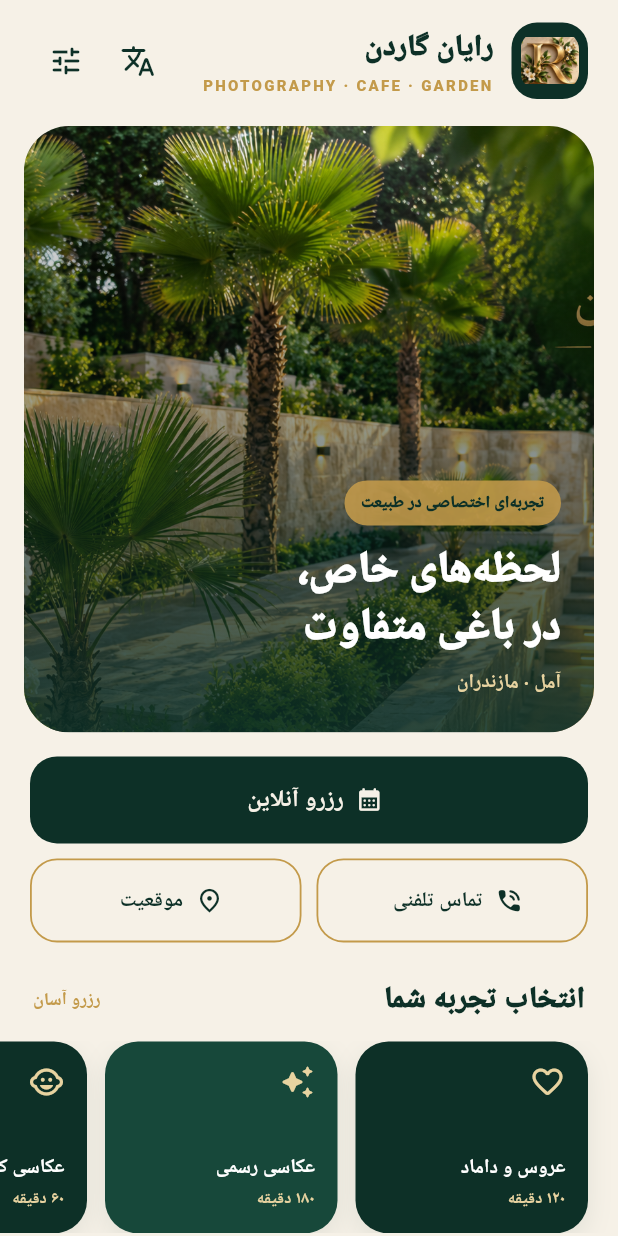
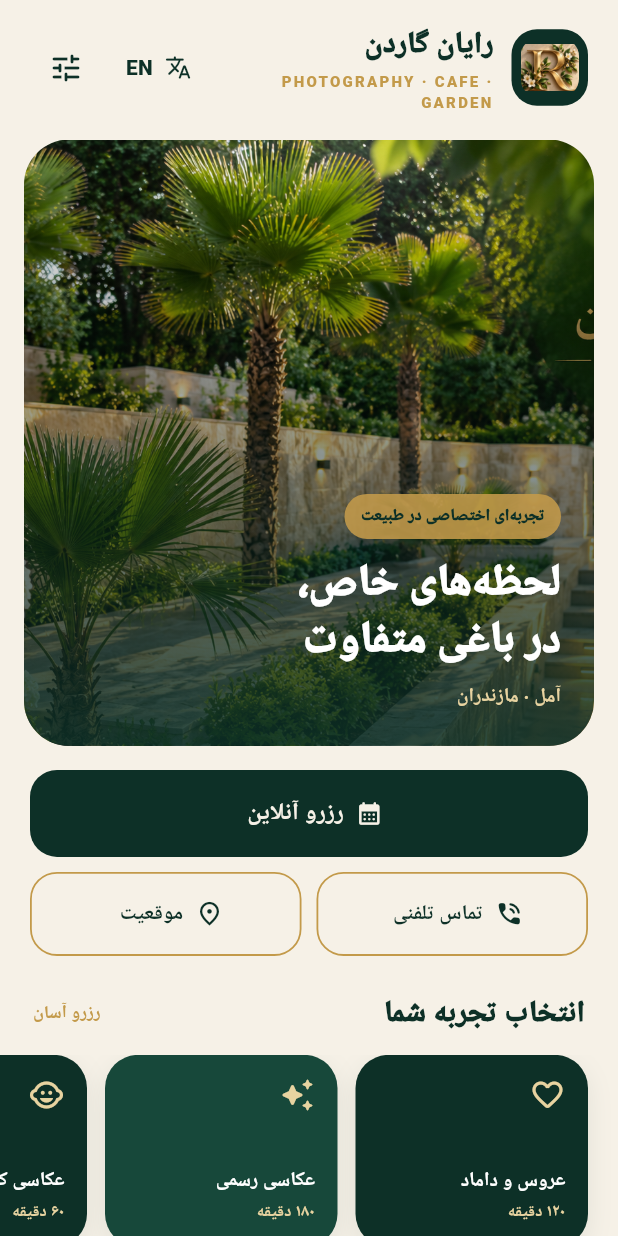
Before and after one commit to rayanmazloumir-cell/rayan-garden-app, a Flutter app: the screen it shows after launch, on a phone screen of 412 x 824 dp. Run offline on Flutter 3.47's test engine with Material 3 defaults, Android fonts, the phone set to English and light mode, and no system bars; Roboto replaces fonts that are missing (sans).

Commit message:
Keep visible language switch in redesigned header

```diff
--- a/lib/screens/home/home_screen.dart
+++ b/lib/screens/home/home_screen.dart
@@ -43,7 +43,7 @@ class _TopBar extends StatelessWidget {
           Container(width: 51, height: 51, padding: const EdgeInsets.all(6), decoration: BoxDecoration(color: AppColors.darkGreen, borderRadius: BorderRadius.circular(17)), child: ClipRRect(borderRadius: BorderRadius.circular(12), child: Image.asset('assets/images/rayan_garden_logo.jpg', fit: BoxFit.contain))),
           const SizedBox(width: 12),
           Expanded(child: Column(crossAxisAlignment: CrossAxisAlignment.start, children: [Text(state.tr('app_name'), style: const TextStyle(color: AppColors.darkGreen, fontSize: 20, fontWeight: FontWeight.w900)), const SizedBox(height: 2), Text(state.tr('home_overline'), style: const TextStyle(color: AppColors.gold, fontSize: 10, letterSpacing: 1.5, fontWeight: FontWeight.w800))])),
-          IconButton(onPressed: state.toggleLanguage, tooltip: state.tr('lang_switch'), icon: const Icon(Icons.translate_rounded, color: AppColors.darkGreen)),
+          TextButton.icon(onPressed: state.toggleLanguage, icon: const Icon(Icons.translate_rounded, color: AppColors.darkGreen, size: 18), label: Text(state.tr('lang_switch'), style: const TextStyle(color: AppColors.darkGreen, fontWeight: FontWeight.w900))),
           IconButton(onPressed: () => Navigator.of(context).push(MaterialPageRoute<void>(builder: (_) => const AboutScreen())), tooltip: state.tr('about_title'), icon: const Icon(Icons.tune_rounded, color: AppColors.darkGreen)),
         ]),
       );
```
